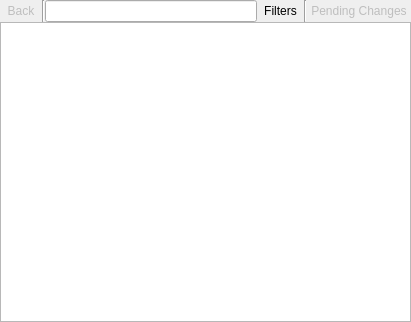
Qt form ApperKCM/ApperKCM.ui (KDE/apper) before a commit.
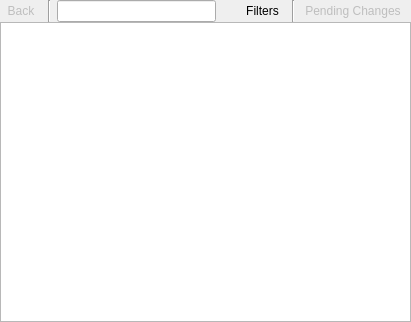
The same form after that commit. Custom widgets are drawn as their Qt base class.

Commit message: Moving Settings and Updater into ApperKCM, to become a single KCM

Patch:
```diff
--- a/ApperKCM/ApperKCM.ui
+++ b/ApperKCM/ApperKCM.ui
@@ -29,107 +29,7 @@
    <property name="margin">
     <number>0</number>
    </property>
-   <item row="0" column="0" colspan="2">
-    <layout class="QHBoxLayout" name="horizontalLayout">
-     <item>
-      <widget class="QToolButton" name="backTB">
-       <property name="enabled">
-        <bool>false</bool>
-       </property>
-       <property name="text">
-        <string>Back</string>
-       </property>
-       <property name="shortcut">
-        <string>Alt+Left</string>
-       </property>
-       <property name="autoRaise">
-        <bool>true</bool>
-       </property>
-      </widget>
-     </item>
-     <item>
-      <widget class="Line" name="line">
-       <property name="orientation">
-        <enum>Qt::Vertical</enum>
-       </property>
-      </widget>
-     </item>
-     <item>
-      <widget class="KLineEdit" name="searchKLE">
-       <property name="clickMessage">
-        <string>Search packages</string>
-       </property>
-       <property name="showClearButton" stdset="0">
-        <bool>true</bool>
-       </property>
-      </widget>
-     </item>
-     <item>
-      <widget class="QWidget" name="widget" native="true">
-       <property name="sizePolicy">
-        <sizepolicy hsizetype="Fixed" vsizetype="Preferred">
-         <horstretch>0</horstretch>
-         <verstretch>0</verstretch>
-        </sizepolicy>
-       </property>
-       <layout class="QGridLayout" name="gridLayout_2">
-        <property name="margin">
-         <number>0</number>
-        </property>
-       </layout>
-      </widget>
-     </item>
-     <item>
-      <widget class="QToolButton" name="filtersTB">
-       <property name="sizePolicy">
-        <sizepolicy hsizetype="Preferred" vsizetype="Fixed">
-         <horstretch>0</horstretch>
-         <verstretch>0</verstretch>
-        </sizepolicy>
-       </property>
-       <property name="locale">
-        <locale language="English" country="UnitedStates"/>
-       </property>
-       <property name="text">
-        <string>Filters</string>
-       </property>
-       <property name="popupMode">
-        <enum>QToolButton::InstantPopup</enum>
-       </property>
-       <property name="toolButtonStyle">
-        <enum>Qt::ToolButtonTextBesideIcon</enum>
-       </property>
-       <property name="autoRaise">
-        <bool>true</bool>
-       </property>
-       <property name="arrowType">
-        <enum>Qt::NoArrow</enum>
-       </property>
-      </widget>
-     </item>
-     <item>
-      <widget class="Line" name="line_2">
-       <property name="orientation">
-        <enum>Qt::Vertical</enum>
-       </property>
-      </widget>
-     </item>
-     <item>
-      <widget class="QPushButton" name="changesPB">
-       <property name="enabled">
-        <bool>false</bool>
-       </property>
-       <property name="text">
-        <string>Pending Changes</string>
-       </property>
-       <property name="flat">
-        <bool>true</bool>
-       </property>
-      </widget>
-     </item>
-    </layout>
-   </item>
-   <item row="1" column="0" colspan="2">
+   <item row="2" column="0" colspan="3">
     <widget class="QStackedWidget" name="stackedWidget">
      <widget class="QWidget" name="pageHome">
       <layout class="QGridLayout" name="gridLayout_3">
@@ -198,6 +98,165 @@
      </widget>
     </widget>
    </item>
+   <item row="0" column="1">
+    <widget class="QStackedWidget" name="stackedWidgetBar">
+     <property name="sizePolicy">
+      <sizepolicy hsizetype="Preferred" vsizetype="Fixed">
+       <horstretch>0</horstretch>
+       <verstretch>0</verstretch>
+      </sizepolicy>
+     </property>
+     <property name="currentIndex">
+      <number>0</number>
+     </property>
+     <widget class="QWidget" name="page_5">
+      <layout class="QHBoxLayout" name="horizontalLayout_2">
+       <property name="margin">
+        <number>0</number>
+       </property>
+       <item>
+        <widget class="Line" name="line_2">
+         <property name="orientation">
+          <enum>Qt::Vertical</enum>
+         </property>
+        </widget>
+       </item>
+       <item>
+        <widget class="KLineEdit" name="searchKLE">
+         <property name="clickMessage">
+          <string>Search packages</string>
+         </property>
+         <property name="showClearButton" stdset="0">
+          <bool>true</bool>
+         </property>
+        </widget>
+       </item>
+       <item>
+        <widget class="QWidget" name="widget" native="true">
+         <property name="sizePolicy">
+          <sizepolicy hsizetype="Fixed" vsizetype="Preferred">
+           <horstretch>0</horstretch>
+           <verstretch>0</verstretch>
+          </sizepolicy>
+         </property>
+         <property name="minimumSize">
+          <size>
+           <width>11</width>
+           <height>0</height>
+          </size>
+         </property>
+         <layout class="QGridLayout" name="gridLayout_2">
+          <property name="margin">
+           <number>0</number>
+          </property>
+         </layout>
+        </widget>
+       </item>
+       <item>
+        <widget class="QToolButton" name="filtersTB">
+         <property name="sizePolicy">
+          <sizepolicy hsizetype="Preferred" vsizetype="Fixed">
+           <horstretch>0</horstretch>
+           <verstretch>0</verstretch>
+          </sizepolicy>
+         </property>
+         <property name="locale">
+          <locale language="English" country="UnitedStates"/>
+         </property>
+         <property name="text">
+          <string>Filters</string>
+         </property>
+         <property name="popupMode">
+          <enum>QToolButton::InstantPopup</enum>
+         </property>
+         <property name="toolButtonStyle">
+          <enum>Qt::ToolButtonTextBesideIcon</enum>
+         </property>
+         <property name="autoRaise">
+          <bool>true</bool>
+         </property>
+         <property name="arrowType">
+          <enum>Qt::NoArrow</enum>
+         </property>
+        </widget>
+       </item>
+       <item>
+        <widget class="Line" name="line">
+         <property name="orientation">
+          <enum>Qt::Vertical</enum>
+         </property>
+        </widget>
+       </item>
+       <item>
+        <widget class="QPushButton" name="changesPB">
+         <property name="enabled">
+          <bool>false</bool>
+         </property>
+         <property name="text">
+          <string>Pending Changes</string>
+         </property>
+         <property name="flat">
+          <bool>true</bool>
+         </property>
+        </widget>
+       </item>
+      </layout>
+     </widget>
+     <widget class="QWidget" name="page_6">
+      <layout class="QHBoxLayout" name="horizontalLayout">
+       <property name="margin">
+        <number>0</number>
+       </property>
+       <item>
+        <widget class="Line" name="line_3">
+         <property name="orientation">
+          <enum>Qt::Vertical</enum>
+         </property>
+        </widget>
+       </item>
+       <item>
+        <widget class="QPushButton" name="checkUpdatesPB">
+         <property name="text">
+          <string>Check for new Updates</string>
+         </property>
+         <property name="flat">
+          <bool>true</bool>
+         </property>
+        </widget>
+       </item>
+       <item>
+        <spacer name="horizontalSpacer">
+         <property name="orientation">
+          <enum>Qt::Horizontal</enum>
+         </property>
+         <property name="sizeHint" stdset="0">
+          <size>
+           <width>40</width>
+           <height>20</height>
+          </size>
+         </property>
+        </spacer>
+       </item>
+      </layout>
+     </widget>
+    </widget>
+   </item>
+   <item row="0" column="0" rowspan="2">
+    <widget class="QToolButton" name="backTB">
+     <property name="enabled">
+      <bool>false</bool>
+     </property>
+     <property name="text">
+      <string>Back</string>
+     </property>
+     <property name="shortcut">
+      <string>Alt+Left</string>
+     </property>
+     <property name="autoRaise">
+      <bool>true</bool>
+     </property>
+    </widget>
+   </item>
   </layout>
   <action name="actionFindName">
    <property name="text">
```
Left out of the diff: 5 changed lines with no effect on the pictures. The commit also changes 22 other files.
